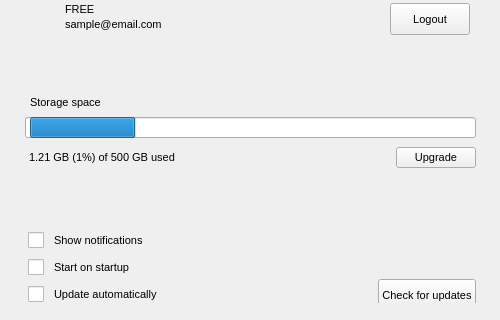
The window that Source/MEGASync/gui/macx/SettingsDialog.ui (meganz/MEGAsync) describes before a commit, drawn with Qt 5; both pictures show x 0 to 500 and y 104 to 424 of the 500 by 585 pixel window.
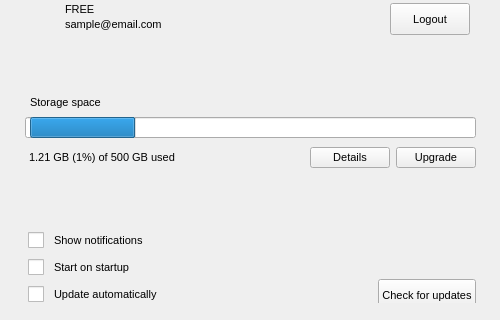
The same window after the commit. The open tabs and pages were chosen to show the change. Icons and pictures are not drawn.

Diff of the .ui file:
```diff
--- a/Source/MEGASync/gui/macx/SettingsDialog.ui
+++ b/Source/MEGASync/gui/macx/SettingsDialog.ui
@@ -991,7 +991,7 @@
             </property>
             <layout class="QHBoxLayout" name="horizontalLayout_5">
              <property name="spacing">
-              <number>0</number>
+              <number>6</number>
              </property>
              <property name="leftMargin">
               <number>0</number>
@@ -1044,6 +1044,16 @@
                </property>
               </spacer>
              </item>
+             <item>
+              <widget class="QPushButton" name="bStorageDetails">
+               <property name="text">
+                <string>Details</string>
+               </property>
+               <property name="autoDefault">
+                <bool>false</bool>
+               </property>
+              </widget>
+             </item>
              <item>
               <widget class="QPushButton" name="bUpgrade">
                <property name="minimumSize">
```
Left out of the diff: 2 changed lines with no effect on the pictures.
